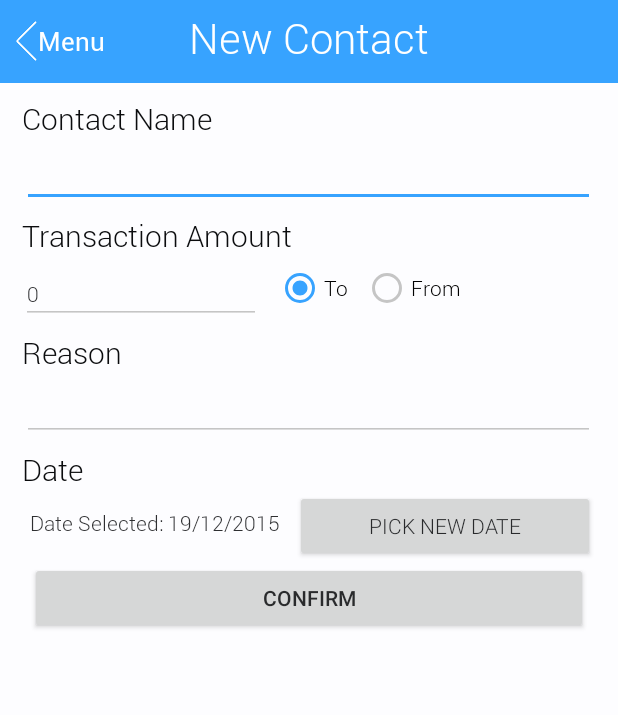
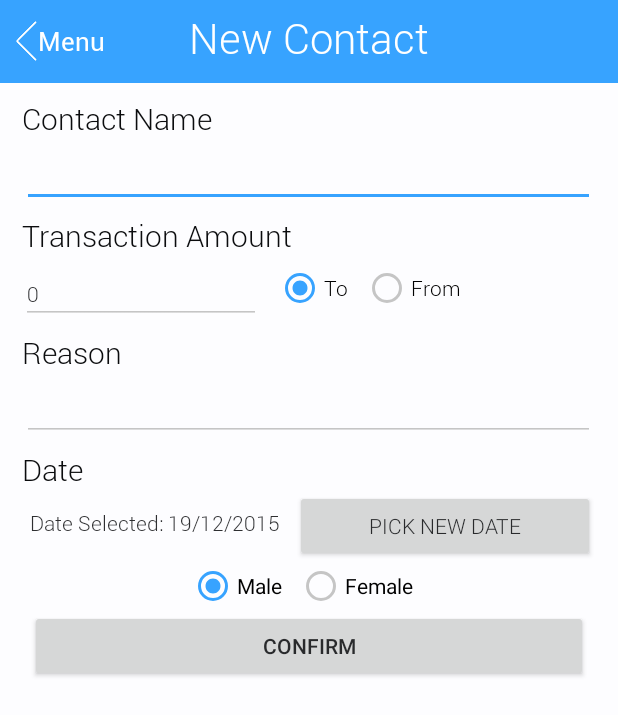
Before and after one commit to wolfbytestudio/Tappers, an Android app: the screen it shows after launch (NewContact), after a tap on an icon or button, on a phone screen of 412 x 824 dp. Shown: the top 715 px of the screen. Run offline under Robolectric (Android 15) with nearby library versions, the phone set to English and light mode, and no system bars.

Commit message:
Character Creator

```diff
--- /dev/null
+++ b/Tappers/app/src/main/java/com/example/zack/tapperstesting/contact/CharacterType.java
@@ -0,0 +1,14 @@
+package com.example.zack.tapperstesting.contact;
+
+/**
+ * Created by Zack on 19/12/2015.
+ */
+public enum CharacterType
+{
+    /**
+     * Place Holders
+     */
+    MALE,
+    FEMALE;
+
+}
--- a/Tappers/app/src/main/java/com/example/zack/tapperstesting/contact/NewContact.java
+++ b/Tappers/app/src/main/java/com/example/zack/tapperstesting/contact/NewContact.java
@@ -69,6 +69,8 @@ public class NewContact extends Activity {
         final EditText txtReason = (EditText) findViewById(R.id.txtReason);
         final RadioButton rdbTo = (RadioButton) findViewById(R.id.rdbTo);
         final RadioButton rdbFrom = (RadioButton) findViewById(R.id.rdbFrom);
+        final RadioButton rdbMale = (RadioButton) findViewById(R.id.rdbMale);
+        final RadioButton rdbFemale = (RadioButton) findViewById(R.id.rdbFemale);
         final Button newDate = (Button) findViewById(R.id.btnPickNewDate);
         final Button confirm = (Button) findViewById(R.id.cmdConfirm);
 
@@ -137,11 +139,18 @@ public class NewContact extends Activity {
                 if(rdbTo.isChecked()) { toFrom = "to"; }
                 else { toFrom = "from"; }
 
+
+
+                String maleFemale = "Male";
+                if(rdbMale.isChecked()) { maleFemale = "Male"; }
+                else { maleFemale = "Female"; }
+
                 returnIntent.putExtra("name", txtContactName.getText().toString());
                 returnIntent.putExtra("transaction", txtTransaction.getText().toString());
                 returnIntent.putExtra("reason", txtReason.getText().toString());
                 returnIntent.putExtra("date", lblDateSelected.getText().toString().substring(15));
-                returnIntent.putExtra("tofrom", toFrom.toString().toUpperCase());
+                returnIntent.putExtra("character", maleFemale.toUpperCase());
+                returnIntent.putExtra("tofrom", toFrom.toUpperCase());
 
                 setResult(ActivityUtils.NEW_CONTACT_RETURN, returnIntent);
                 finish();
--- a/Tappers/app/src/main/java/com/example/zack/tapperstesting/transaction/NewTransaction.java
+++ b/Tappers/app/src/main/java/com/example/zack/tapperstesting/transaction/NewTransaction.java
@@ -47,7 +47,7 @@ public class NewTransaction extends Activity {
         Typeface regular = Typeface.createFromAsset(getAssets(), "fonts/Roboto-Regular.ttf");
 
 
-        TextView txtTransactionTitle = (TextView) findViewById(R.id.lblTransactionTran);
+        TextView txtTransactionTitle = (TextView) findViewById(R.id.txtTransactionTitle);
         txtTransactionTitle.setTypeface(light);
 
         TextView lblReasonTran = (TextView) findViewById(R.id.lblReasonTran);
@@ -69,6 +69,7 @@ public class NewTransaction extends Activity {
         final RadioButton from = (RadioButton) findViewById(R.id.rdbFromTran);
         from.setTypeface(light);
 
+        date.setText("Date Selected: " + dayDate + "/" + (monthDate + 1) + "/" + yearDate);
 
 
         btnAccept.setOnClickListener(new View.OnClickListener() {
@@ -99,6 +100,7 @@ public class NewTransaction extends Activity {
                 ContactUtil.contact.addTransaction(new Transaction(
                         type, am, date.getText().toString().substring(15),
                         reason.getText().toString()));
+
                 Intent returnIntent = getIntent();
                 setResult(1, returnIntent);
                 finish();
--- a/Tappers/app/src/main/java/com/example/zack/tapperstesting/util/SaveHandler.java
+++ b/Tappers/app/src/main/java/com/example/zack/tapperstesting/util/SaveHandler.java
@@ -45,8 +45,8 @@ public class SaveHandler {
     {
         String temp = "";
         for (Contact contact : contacts) {
-            temp += contact.name + ":" + contact.total + ":"
-                    + contact.date + ":";
+            temp += contact.name + ":" + contact.total + ":" +
+                     contact.date + ":" + contact.characterType.toString() + ":";
 
             int counter = 0;
 
--- a/Tappers/app/src/main/res/layout/activity_new_contact.xml
+++ b/Tappers/app/src/main/res/layout/activity_new_contact.xml
@@ -217,7 +217,33 @@
                 android:layout_alignTop="@+id/btnPickNewDate"
                 android:layout_alignParentStart="true" />
 
+            <RadioGroup
+                android:layout_width="fill_parent"
+                android:layout_height="wrap_content"
+                android:layout_marginLeft="-20dp"
+                android:paddingRight="10dp"
+                android:gravity="center"
+                android:id="@+id/rdbCharacter"
+                android:orientation="horizontal"
+                android:layout_below="@+id/btnPickNewDate"
+                android:layout_centerHorizontal="true">
 
+                <RadioButton
+                    android:layout_width="wrap_content"
+                    android:layout_height="wrap_content"
+                    android:text="Male"
+                    android:layout_marginRight="10dp"
+                    android:checked="true"
+                    android:id="@+id/rdbMale"/>
+
+                <RadioButton
+                    android:layout_width="wrap_content"
+                    android:layout_height="wrap_content"
+                    android:text="Female"
+                    android:id="@+id/rdbFemale"
+                    android:layout_gravity="right" />
+
+            </RadioGroup>
 
             <Button
                 android:layout_width="fill_parent"
@@ -226,9 +252,12 @@
                 android:layout_marginRight="20dp"
                 android:text="Confirm"
                 android:id="@+id/cmdConfirm"
-                android:layout_below="@+id/btnPickNewDate"
-                android:layout_centerHorizontal="true" />
+                android:layout_below="@+id/rdbCharacter"
+                android:gravity="center"/>
+
         </RelativeLayout>
+
+
 
     </ScrollView>
 
--- a/Tappers/app/src/main/res/layout/activity_new_transaction.xml
+++ b/Tappers/app/src/main/res/layout/activity_new_transaction.xml
@@ -15,7 +15,7 @@
         android:textAlignment="gravity"
         android:gravity="center"
         android:maxHeight="80dp"
-        android:textSize="28dp"
+        android:textSize="25dp"
         android:maxLines="1"
         android:minHeight="55dp"
         android:paddingBottom="5dp"
```
Also changed, not shown: Tappers/app/src/main/java/com/example/zack/tapperstesting/MainActivity.java (+7 -2 lines), Tappers/app/src/main/java/com/example/zack/tapperstesting/adapter/MainListAdapter.java (+14 -0 lines), Tappers/app/src/main/java/com/example/zack/tapperstesting/contact/Contact.java (+6 -2 lines), Tappers/app/src/main/java/com/example/zack/tapperstesting/contact/ContactPage.java (+12 -0 lines), Tappers/app/src/main/java/com/example/zack/tapperstesting/util/LoadHandler.java (+11 -3 lines), Tappers/app/src/main/res/drawable/background_circle_character.xml (added, +12 -0 lines), Tappers/app/src/main/res/layout/activity_contact_page.xml (+12 -0 lines), Tappers/app/src/main/res/layout/list_row.xml (+7 -5 lines), Tappers/app/src/main/res/drawable/character/male.png (added), Tappers/app/src/main/res/drawable/female.png (added), Tappers/app/src/main/res/drawable/male.png (added), 1 other file.
